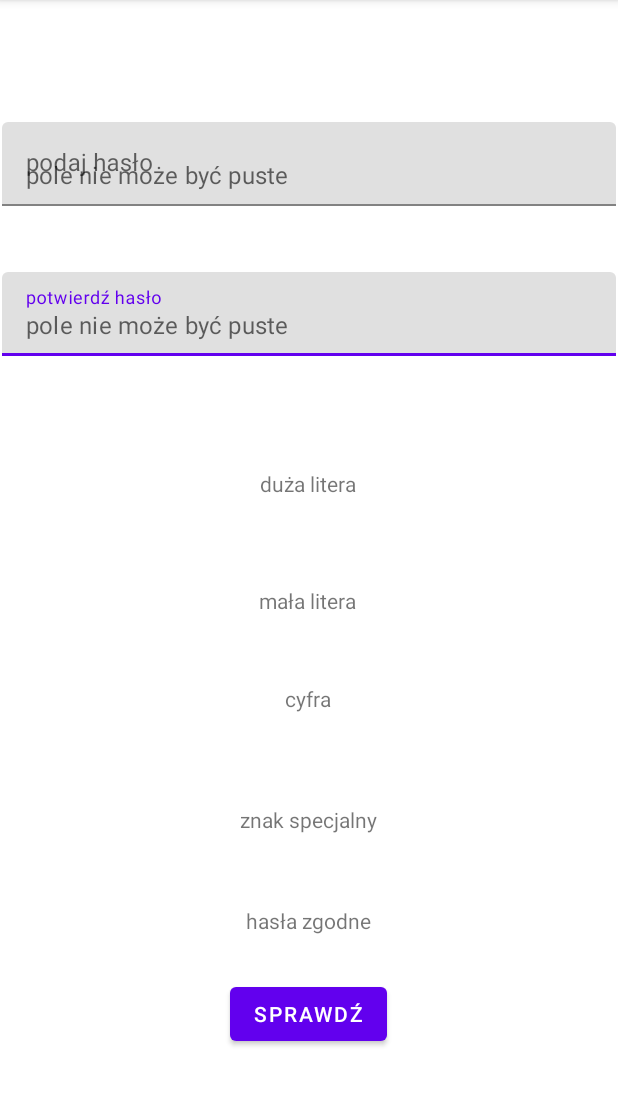
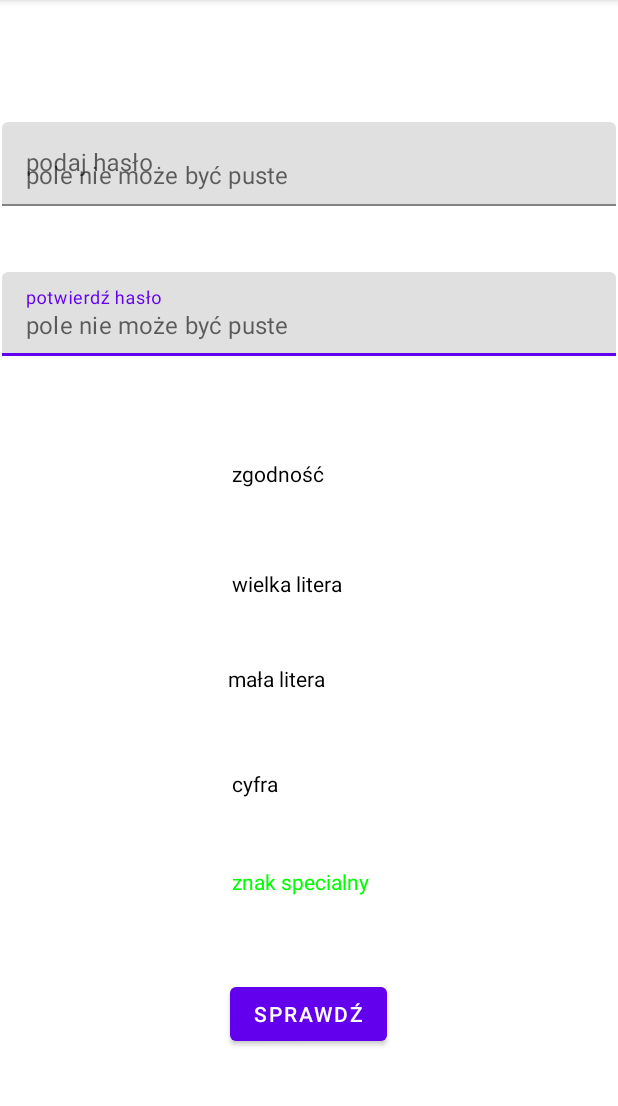
Before and after one commit to Jacob5parrow/logowanie, an Android app: the screen it shows after launch (MainActivity), after a tap on "SPRAWDŹ", on a phone screen of 412 x 824 dp, the part 84-1190 px from its top. Run offline under Robolectric (Android 15) with nearby library versions, the phone set to English and light mode, and no system bars.

Commit message:
powinno działać ale nie działa

```diff
--- a/app/src/main/java/com/example/logowanie/MainActivity.kt
+++ b/app/src/main/java/com/example/logowanie/MainActivity.kt
@@ -1,9 +1,11 @@
 package com.example.logowanie
 
 import android.annotation.SuppressLint
+import android.graphics.Color
 import android.os.Bundle
 import android.widget.Button
 import android.widget.EditText
+import android.widget.TextView
 import androidx.appcompat.app.AppCompatActivity
 
 class MainActivity : AppCompatActivity() {
@@ -15,23 +17,79 @@ class MainActivity : AppCompatActivity() {
         findViewById<Button>(R.id.submit).setOnClickListener {
             val password1 = findViewById<EditText>(R.id.password1)
             val password2 = findViewById<EditText>(R.id.password2)
-            var x = 0
-            var y = 0
+            var password = ""
+
+            findViewById<EditText>(R.id.password1).hint = ""
+            findViewById<EditText>(R.id.password2).hint = ""
+
+            findViewById<TextView>(R.id.check).setTextColor(Color.BLACK)
+            findViewById<TextView>(R.id.upperLetter).setTextColor(Color.BLACK)
+            findViewById<TextView>(R.id.lowerLetter).setTextColor(Color.BLACK)
+            findViewById<TextView>(R.id.number).setTextColor(Color.BLACK)
+            findViewById<TextView>(R.id.special).setTextColor(Color.GREEN)
+
 
             if (password1.text.toString().isEmpty())
             {
-                findViewById<EditText>(R.id.password1).setHint("pole nie może być puste")
-                x = 1
+                findViewById<EditText>(R.id.password1).hint = "pole nie może być puste"
+
             }
+
             if (password2.text.toString().isEmpty())
             {
-                findViewById<EditText>(R.id.password2).setHint("pole nie może być puste")
-                y = 1
+                findViewById<EditText>(R.id.password2).hint = "pole nie może być puste"
             }
-            if (x == 1 && y == 1)
+
+            else
             {
 
+                if (password1 == password2)
+                {
+                    findViewById<TextView>(R.id.check).setTextColor(Color.GREEN)
+                    password = password1.toString()
+                }
+                if (password1 != password2)
+                {
+                    findViewById<TextView>(R.id.check).setTextColor(Color.RED)
+                    password = password1.toString()
+
+                }
+
+                val wielka_litera = Regex(".*[A-Z].*")
+
+                if (password.matches(wielka_litera))
+                {
+                    findViewById<TextView>(R.id.upperLetter).setTextColor(Color.GREEN)
+                }
+
+                val mala_litera = Regex(".*[a-z].*")
+
+                if (password.matches(mala_litera))
+                {
+                    findViewById<TextView>(R.id.lowerLetter).setTextColor(Color.GREEN)
+                }
+
+                val liczba = Regex(".*[0-9].*")
+
+                if (password.matches(liczba))
+                {
+                    findViewById<TextView>(R.id.number).setTextColor(Color.GREEN)
+                }
+
+                val specialChars = "!@#$%^&*()_+-=?"
+
+                if (password.any { specialChars.contains(it) })
+                {
+                    findViewById<TextView>(R.id.special).setTextColor(Color.GREEN)
+                }
+
+
+
+
+
+
             }
+
 
         }
 
--- a/app/src/main/res/layout/activity_main.xml
+++ b/app/src/main/res/layout/activity_main.xml
@@ -4,55 +4,9 @@
     xmlns:tools="http://schemas.android.com/tools"
     android:layout_width="match_parent"
     android:layout_height="match_parent"
-    tools:context=".MainActivity">
-
-    <TextView
-        android:id="@+id/bigLetter"
-        android:layout_width="wrap_content"
-        android:layout_height="wrap_content"
-        android:text="duża litera"
-        app:layout_constraintBottom_toBottomOf="parent"
-        app:layout_constraintEnd_toEndOf="parent"
-        app:layout_constraintHorizontal_bias="0.498"
-        app:layout_constraintStart_toStartOf="parent"
-        app:layout_constraintTop_toTopOf="parent"
-        app:layout_constraintVertical_bias="0.418" />
-
-    <TextView
-        android:id="@+id/special"
-        android:layout_width="wrap_content"
-        android:layout_height="wrap_content"
-        android:text="znak specjalny"
-        app:layout_constraintBottom_toBottomOf="parent"
-        app:layout_constraintEnd_toEndOf="parent"
-        app:layout_constraintHorizontal_bias="0.498"
-        app:layout_constraintStart_toStartOf="parent"
-        app:layout_constraintTop_toTopOf="parent"
-        app:layout_constraintVertical_bias="0.717" />
-
-    <TextView
-        android:id="@+id/smallLetter"
-        android:layout_width="wrap_content"
-        android:layout_height="wrap_content"
-        android:text="mała litera"
-        app:layout_constraintBottom_toBottomOf="parent"
-        app:layout_constraintEnd_toEndOf="parent"
-        app:layout_constraintHorizontal_bias="0.498"
-        app:layout_constraintStart_toStartOf="parent"
-        app:layout_constraintTop_toTopOf="parent"
-        app:layout_constraintVertical_bias="0.522" />
-
-    <TextView
-        android:id="@+id/number"
-        android:layout_width="wrap_content"
-        android:layout_height="wrap_content"
-        android:text="cyfra"
-        app:layout_constraintBottom_toBottomOf="parent"
-        app:layout_constraintEnd_toEndOf="parent"
-        app:layout_constraintHorizontal_bias="0.498"
-        app:layout_constraintStart_toStartOf="parent"
-        app:layout_constraintTop_toTopOf="parent"
-        app:layout_constraintVertical_bias="0.609" />
+    tools:context=".MainActivity"
+    tools:layout_editor_absoluteX="0dp"
+    tools:layout_editor_absoluteY="14dp">
 
     <Button
         android:id="@+id/submit"
@@ -65,18 +19,6 @@
         app:layout_constraintStart_toStartOf="parent"
         app:layout_constraintTop_toTopOf="parent"
         app:layout_constraintVertical_bias="0.906" />
-
-    <TextView
-        android:id="@+id/compatible"
-        android:layout_width="wrap_content"
-        android:layout_height="wrap_content"
-        android:text="hasła zgodne"
-        app:layout_constraintBottom_toBottomOf="parent"
-        app:layout_constraintEnd_toEndOf="parent"
-        app:layout_constraintHorizontal_bias="0.498"
-        app:layout_constraintStart_toStartOf="parent"
-        app:layout_constraintTop_toTopOf="parent"
-        app:layout_constraintVertical_bias="0.807" />
 
     <com.google.android.material.textfield.TextInputLayout
         android:id="@+id/textInputLayout3"
@@ -94,7 +36,7 @@
             android:id="@+id/password2"
             android:layout_width="match_parent"
             android:layout_height="wrap_content"
-            android:hint="potwierdź hasło" />
+            android:hint="@string/potwierd_has_o" />
     </com.google.android.material.textfield.TextInputLayout>
 
     <com.google.android.material.textfield.TextInputLayout
@@ -113,7 +55,63 @@
             android:id="@+id/password1"
             android:layout_width="match_parent"
             android:layout_height="wrap_content"
-            android:hint="podaj hasło" />
+            android:hint="@string/podaj_has_o" />
     </com.google.android.material.textfield.TextInputLayout>
 
+    <TextView
+        android:id="@+id/check"
+        android:layout_width="103dp"
+        android:layout_height="47dp"
+        android:text="@string/zgodno"
+        app:layout_constraintBottom_toBottomOf="parent"
+        app:layout_constraintEnd_toEndOf="parent"
+        app:layout_constraintStart_toStartOf="parent"
+        app:layout_constraintTop_toTopOf="parent"
+        app:layout_constraintVertical_bias="0.425" />
+
+    <TextView
+        android:id="@+id/upperLetter"
+        android:layout_width="103dp"
+        android:layout_height="47dp"
+        android:text="@string/wielka_litera"
+        app:layout_constraintBottom_toBottomOf="parent"
+        app:layout_constraintEnd_toEndOf="parent"
+        app:layout_constraintStart_toStartOf="parent"
+        app:layout_constraintTop_toTopOf="parent"
+        app:layout_constraintVertical_bias="0.526" />
+
+    <TextView
+        android:id="@+id/lowerLetter"
+        android:layout_width="103dp"
+        android:layout_height="47dp"
+        android:text="@string/ma_a_litera"
+        app:layout_constraintBottom_toBottomOf="parent"
+        app:layout_constraintEnd_toEndOf="parent"
+        app:layout_constraintHorizontal_bias="0.493"
+        app:layout_constraintStart_toStartOf="parent"
+        app:layout_constraintTop_toTopOf="parent"
+        app:layout_constraintVertical_bias="0.614" />
+
+    <TextView
+        android:id="@+id/number"
+        android:layout_width="103dp"
+        android:layout_height="47dp"
+        android:text="@string/cyfra"
+        app:layout_constraintBottom_toBottomOf="parent"
+        app:layout_constraintEnd_toEndOf="parent"
+        app:layout_constraintStart_toStartOf="parent"
+        app:layout_constraintTop_toTopOf="parent"
+        app:layout_constraintVertical_bias="0.711" />
+
+    <TextView
+        android:id="@+id/special"
+        android:layout_width="103dp"
+        android:layout_height="47dp"
+        android:text="@string/znak_specialny"
+        app:layout_constraintBottom_toBottomOf="parent"
+        app:layout_constraintEnd_toEndOf="parent"
+        app:layout_constraintStart_toStartOf="parent"
+        app:layout_constraintTop_toTopOf="parent"
+        app:layout_constraintVertical_bias="0.802" />
+
 </androidx.constraintlayout.widget.ConstraintLayout>
--- a/app/src/main/res/values/strings.xml
+++ b/app/src/main/res/values/strings.xml
@@ -1,6 +1,12 @@
 <resources>
     <string name="app_name">logowanie</string>
+    <string name="sprawd">Sprawdź</string>
+    <string name="cyfra">cyfra</string>
+    <string name="znak_specialny">znak specialny</string>
+    <string name="ma_a_litera">mała litera</string>
+    <string name="wielka_litera">wielka litera</string>
+    <string name="zgodno">zgodność</string>
     <string name="potwierd_has_o">potwierdź hasło</string>
     <string name="podaj_has_o">podaj hasło</string>
-    <string name="sprawd">Sprawdź</string>
+    <string name="liczna_znak_w_wi_ksza_ni_8">liczna znaków (większa niż 8)</string>
 </resources>
```
